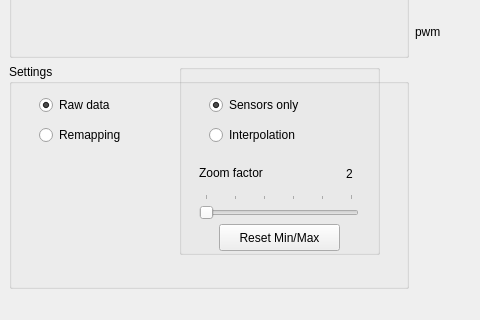
Above: festo_pressure_sensors/scripts/pressure_sensors.ui from Festo-se/phand-ros before the change; both pictures show x 0 to 480 and y 351 to 671 of the 827 by 671 pixel window. Below: the same form after it.
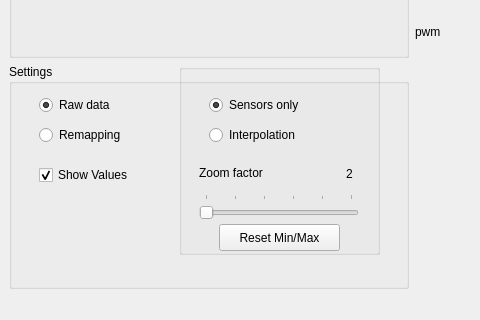
That is the form after the change.

Diff of the .ui file:
```diff
--- a/festo_pressure_sensors/scripts/pressure_sensors.ui
+++ b/festo_pressure_sensors/scripts/pressure_sensors.ui
@@ -155,6 +155,22 @@
         </property>
        </widget>
       </widget>
+      <widget class="QCheckBox" name="cb_showVals">
+       <property name="geometry">
+        <rect>
+         <x>30</x>
+         <y>100</y>
+         <width>121</width>
+         <height>22</height>
+        </rect>
+       </property>
+       <property name="text">
+        <string>Show Values</string>
+       </property>
+       <property name="checked">
+        <bool>true</bool>
+       </property>
+      </widget>
      </widget>
     </item>
     <item row="0" column="2">
```
Left out of the diff: 288 changed lines with no effect on the pictures.
